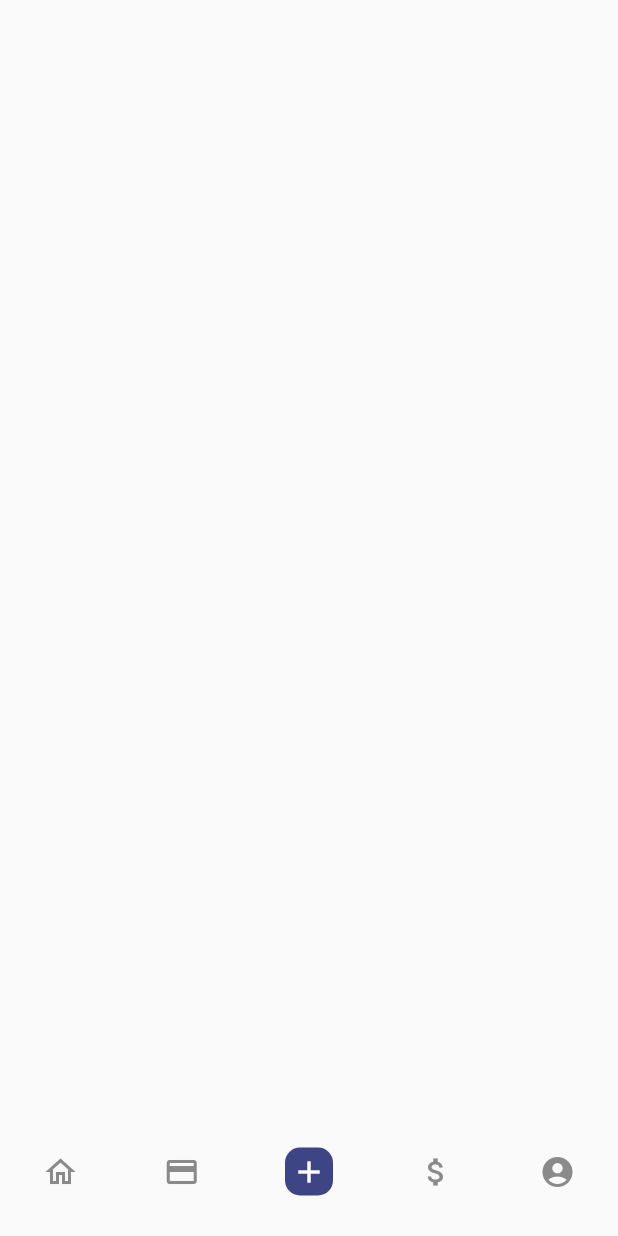
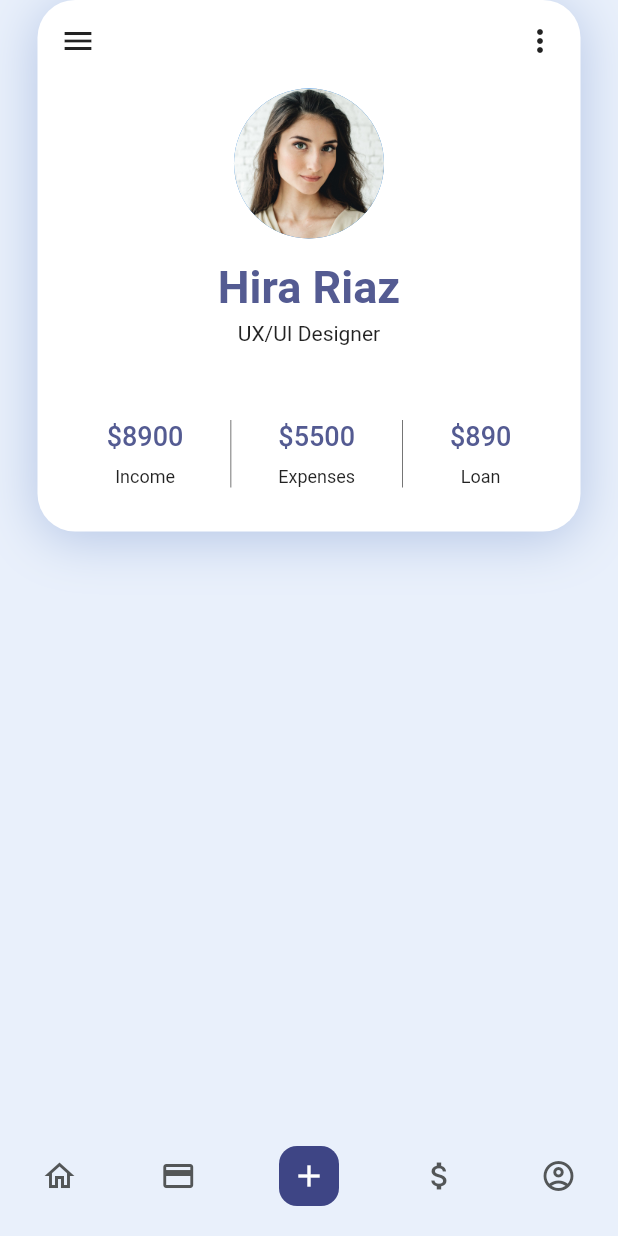
Before and after one commit to gomezjcdev/FlutterDesigns, a Flutter app: the Home screen opened by its route, on a phone screen of 412 x 824 dp. Run offline on Flutter 3.47's test engine with Material 2 defaults, Android fonts, the phone set to English and light mode, and no system bars.

Commit message:
User Card components for Home, Refactor the BottomNavigationBar Code

```diff
--- a/FinancialApp/lib/src/auth/ui/screens/home.dart
+++ b/FinancialApp/lib/src/auth/ui/screens/home.dart
@@ -1,4 +1,7 @@
 import 'package:flutter/material.dart';
+
+import 'package:financial_app/src/auth/ui/widgets/user_card.dart';
+import 'package:financial_app/src/utils/colors.dart';
 import 'package:financial_app/src/auth/ui/widgets/bottom_navigation.dart';
 
 class Home extends StatelessWidget {
@@ -6,12 +9,19 @@ class Home extends StatelessWidget {
 
   @override
   Widget build(BuildContext context) {
-    final width = MediaQuery.of(context).size.width;
-
     return Scaffold(
-      body: Stack(
-        children: [BottomNavigation(width: width)],
+      backgroundColor: primaryColor,
+      body: SafeArea(
+        child: Container(
+          margin: const EdgeInsets.only(left: 25.0, right: 25.0),
+          child: Column(
+            children: const [
+              UserCard(),
+            ],
+          ),
+        ),
       ),
+      bottomNavigationBar: const BottomNavigation(),
     );
   }
 }
--- a/FinancialApp/lib/src/auth/ui/widgets/bottom_navigation.dart
+++ b/FinancialApp/lib/src/auth/ui/widgets/bottom_navigation.dart
@@ -2,38 +2,29 @@ import 'package:flutter/material.dart';
 import 'package:financial_app/src/utils/colors.dart';
 
 class BottomNavigation extends StatelessWidget {
-  const BottomNavigation({
-    Key? key,
-    required this.width,
-  }) : super(key: key);
-
-  final double width;
+  const BottomNavigation({Key? key}) : super(key: key);
 
   @override
   Widget build(BuildContext context) {
-    return Positioned(
-      bottom: 13,
-      child: SizedBox(
-        width: width,
-        height: 60,
-        child: Align(
+    return SizedBox(
+      height: 80,
       child: Row(
         mainAxisAlignment: MainAxisAlignment.spaceAround,
         children: [
           const Icon(
             Icons.home_outlined,
-                  color: textColor,
+            color: tabOptionsColor,
           ),
           const Icon(
             Icons.credit_card_outlined,
-                  color: textColor,
+            color: tabOptionsColor,
           ),
           Container(
-                  width: 32,
-                  height: 32,
+            width: 40,
+            height: 40,
             decoration: const BoxDecoration(
               color: buttonColor,
-                    borderRadius: BorderRadius.all(Radius.circular(10.0)),
+              borderRadius: BorderRadius.all(Radius.circular(12.0)),
             ),
             child: const Icon(
               Icons.add,
@@ -42,14 +33,13 @@ class BottomNavigation extends StatelessWidget {
           ),
           const Icon(
             Icons.attach_money,
-                  color: textColor,
+            color: tabOptionsColor,
           ),
           const Icon(
-                  Icons.account_circle,
-                  color: textColor,
+            Icons.account_circle_outlined,
+            color: tabOptionsColor,
           )
         ],
-            )),
       ),
     );
   }
--- a/FinancialApp/lib/src/auth/ui/widgets/user_card.dart
+++ b/FinancialApp/lib/src/auth/ui/widgets/user_card.dart
@@ -1,11 +1,134 @@
+import 'package:financial_app/src/utils/colors.dart';
 import 'package:flutter/material.dart';
 
 class UserCard extends StatelessWidget {
-
   const UserCard({Key? key}) : super(key: key);
 
   @override
   Widget build(BuildContext context) {
-    return Container();
+    final width = MediaQuery.of(context).size.width;
+    final height = MediaQuery.of(context).size.height;
+
+    return Container(
+      width: width,
+      height: height * 0.43,
+      decoration: const BoxDecoration(
+        color: whiteColor,
+        borderRadius: BorderRadius.all(Radius.circular(25.0)),
+        boxShadow: [
+          BoxShadow(
+            color: secondaryColor,
+            blurRadius: 30,
+            offset: Offset(0, 5),
+            spreadRadius: 0,
+          )
+        ],
+      ),
+      child: Container(
+        padding: const EdgeInsets.symmetric(horizontal: 15, vertical: 15),
+        child: Column(
+          children: [
+            Row(
+              mainAxisAlignment: MainAxisAlignment.spaceBetween,
+              children: const [Icon(Icons.menu), Icon(Icons.more_vert)],
+            ),
+            const SizedBox(height: 20),
+            const CircleAvatar(
+              radius: 50,
+              backgroundImage: AssetImage('assets/images/photo.jpeg'),
+            ),
+            const SizedBox(height: 15),
+            const Text(
+              'Hira Riaz',
+              style: TextStyle(
+                color: titleColor,
+                fontWeight: FontWeight.bold,
+                fontSize: 30,
+              ),
+            ),
+            const SizedBox(height: 5),
+            const Text(
+              'UX/UI Designer',
+              style: TextStyle(
+                fontWeight: FontWeight.w400,
+                fontSize: 14,
+              ),
+            ),
+            const SizedBox(height: 50),
+            IntrinsicHeight(
+              child: Row(
+                mainAxisAlignment: MainAxisAlignment.spaceEvenly,
+                children: [
+                  Column(
+                    children: const [
+                      Text(
+                        '\$8900',
+                        style: TextStyle(
+                          color: titleColor,
+                          fontWeight: FontWeight.w500,
+                          fontSize: 18,
+                        ),
+                      ),
+                      SizedBox(height: 10),
+                      Text('Income',
+                          style: TextStyle(
+                            fontWeight: FontWeight.w400,
+                            fontSize: 12,
+                          )),
+                    ],
+                  ),
+                  const VerticalDivider(
+                    color: colorBlack,
+                    width: 1,
+                  ),
+                  Column(
+                    children: const [
+                      Text(
+                        '\$5500',
+                        style: TextStyle(
+                          color: titleColor,
+                          fontWeight: FontWeight.w500,
+                          fontSize: 18,
+                        ),
+                      ),
+                      SizedBox(height: 10),
+                      Text('Expenses',
+                          style: TextStyle(
+                            fontWeight: FontWeight.w400,
+                            fontSize: 12,
+                          )),
+                    ],
+                  ),
+                  const VerticalDivider(
+                    color: colorBlack,
+                    width: 1,
+                  ),
+                  Column(
+                    children: const [
+                      Text(
+                        '\$890',
+                        style: TextStyle(
+                          color: titleColor,
+                          fontWeight: FontWeight.w500,
+                          fontSize: 18,
+                        ),
+                      ),
+                      SizedBox(height: 10),
+                      Text(
+                        'Loan',
+                        style: TextStyle(
+                          fontWeight: FontWeight.w400,
+                          fontSize: 12,
+                        ),
+                      ),
+                    ],
+                  ),
+                ],
+              ),
+            )
+          ],
+        ),
+      ),
+    );
   }
 }
--- a/FinancialApp/lib/src/utils/colors.dart
+++ b/FinancialApp/lib/src/utils/colors.dart
@@ -1,10 +1,12 @@
 import 'package:flutter/material.dart';
 
-const primaryColor   = Color(0xFFE9F0FB);
-const secondaryColor = Color(0xFFB4C5E5);
-const imagesColor    = Color(0xFF5B628F);
-const actionsColor   = Color(0xFF0D0F35);
-const textColor      = Color(0xFF8A8A8A);
-const whiteColor     = Color(0xFFFFFFFF);
-const buttonColor    = Color(0xFF3E4585);
-const colorBlack     = Colors.black54;
+const primaryColor    = Color(0xFFE9F0FB);
+const secondaryColor  = Color(0xFFB4C5E5);
+const imagesColor     = Color(0xFF5B628F);
+const actionsColor    = Color(0xFF0D0F35);
+const textColor       = Color(0xFF8A8A8A);
+const whiteColor      = Color(0xFFFFFFFF);
+const buttonColor     = Color(0xFF3E4585);
+const tabOptionsColor = Color(0xFF535657);
+const titleColor      = Color(0xFF545B92);
+const colorBlack      = Colors.black54;
```
Also changed, not shown: FinancialApp/pubspec.yaml (+2 -68 lines), FinancialApp/assets/images/photo.jpeg (added). Lines whose indentation alone changed are shown as unchanged.
